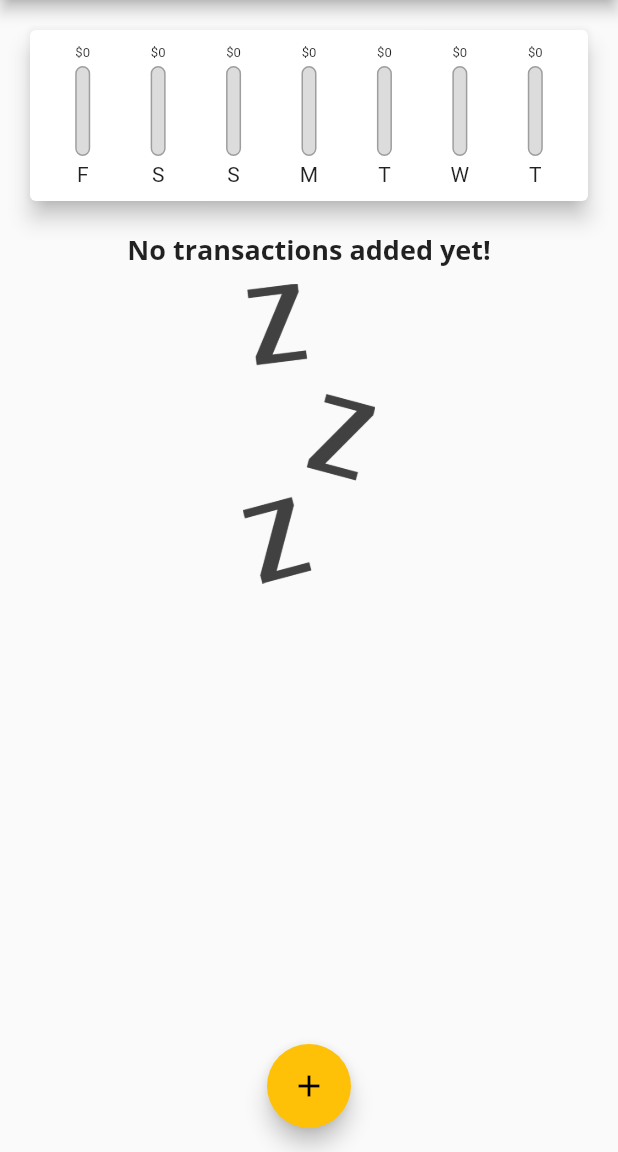
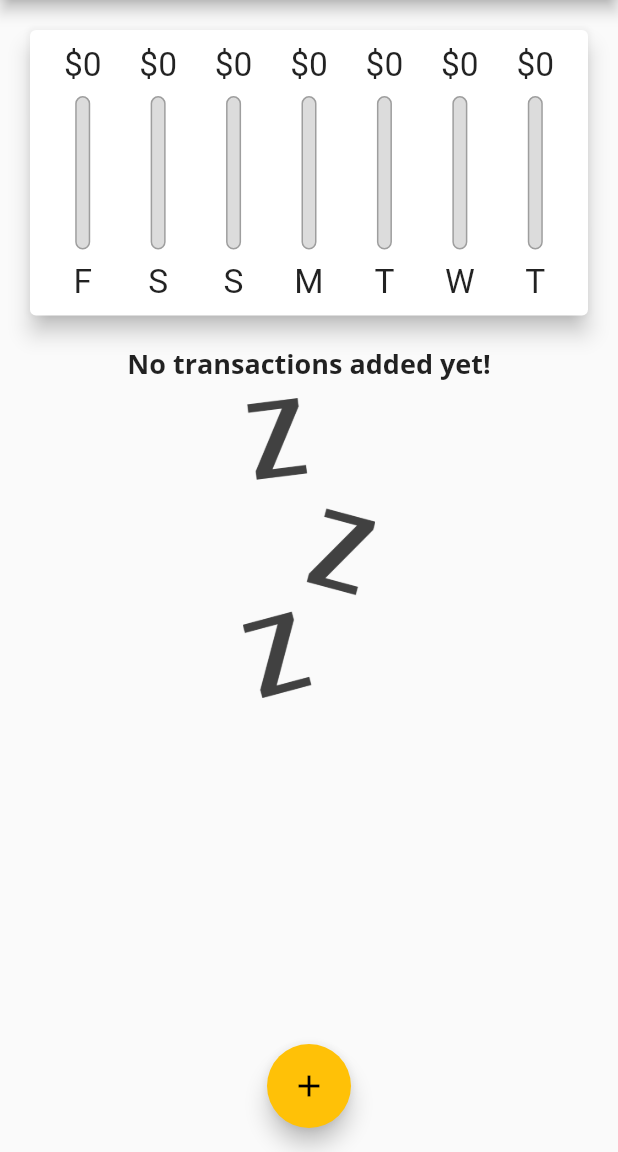
Before and after one commit to ArslanAshraf462/ExpensePlanner, a Flutter app: the screen it shows after launch, on a phone screen of 412 x 824 dp, the part 84-1236 px from its top. Run offline on Flutter 3.47's test engine with Material 2 defaults, Android fonts, the phone set to English and light mode, and no system bars; Roboto replaces fonts that are missing (Open Sans).

Commit message:
Calculating size dynamically & using layout builder

```diff
--- a/lib/main.dart
+++ b/lib/main.dart
@@ -107,22 +107,35 @@ class _MyHomePageState extends State<MyHomePage> {
 
   @override
   Widget build(BuildContext context) {
-    return Scaffold(
-      appBar: AppBar(
+    final appBar = AppBar(
         title: Text('Personal Expenses',style: TextStyle(fontFamily: 'Open Sans'),),
         actions: [
           IconButton(
             onPressed: ()=>_startAddNewTransaction(context),
           icon: Icon(Icons.add),),
         ],
-      ),
+      );
+    return Scaffold(
+      appBar: appBar,
       body: SingleChildScrollView(
         child: Column(
           //mainAxisAlignment: MainAxisAlignment.start,
           crossAxisAlignment: CrossAxisAlignment.stretch,
           children: [
-            Chart(_recentTransactions),
-           TransactionList(_userTransactions,_deleteTransaction),
+            Container(
+              height: (MediaQuery.of(context).size.height -
+              appBar.preferredSize.height -
+              MediaQuery.of(context).padding.top)*
+              0.3,
+              child: Chart(_recentTransactions),
+              ),
+           Container(
+            height: (MediaQuery.of(context).size.height -
+              appBar.preferredSize.height-
+              MediaQuery.of(context).padding.top)*
+              0.7,
+            child: TransactionList(_userTransactions,_deleteTransaction),
+            ),
           ],
         ),
       ),
--- a/lib/widgets/chart.dart
+++ b/lib/widgets/chart.dart
@@ -35,7 +35,6 @@ class Chart extends StatelessWidget {
 
   @override
   Widget build(BuildContext context) {
-    print(groupedTransactionValues);
     return Card(
       elevation: 6.0,
       margin: EdgeInsets.all(20.0),
--- a/lib/widgets/chart_bar.dart
+++ b/lib/widgets/chart_bar.dart
@@ -1,4 +1,5 @@
 import 'package:flutter/material.dart';
+import 'package:flutter/rendering.dart';
 
 class ChartBar extends StatelessWidget {
   final String label;
@@ -8,17 +9,21 @@ class ChartBar extends StatelessWidget {
 
   @override
   Widget build(BuildContext context) {
+    return LayoutBuilder(
+      builder: (context,Constraints) {
         return Column(
           children: [
             Container(
-          height: 10.0,
+              height: Constraints.maxHeight * 0.15,
               child: FittedBox(
                 child: Text('\$${spendingAmount.toStringAsFixed(0)}'),
               ),
             ),
-        SizedBox(height: 4.0,),
+            SizedBox(
+              height: Constraints.maxHeight * 0.05,
+              ),
             Container(
-          height: 60.0,
+              height: Constraints.maxHeight * 0.6,
               width: 10.0,
               child: Stack(
                 children: [
@@ -43,9 +48,16 @@ class ChartBar extends StatelessWidget {
                 ],
               ),
             ),
-        SizedBox(height: 4.0,),
-        Text(label),
+            SizedBox(height: Constraints.maxHeight * 0.05,),
+            Container(
+              height: Constraints.maxHeight * 0.15,
+              child: FittedBox(
+                child: Text(label),
+                ),
+              ),
           ],
         );
       }
+    );
   }
+}
--- a/lib/widgets/transaction_list.dart
+++ b/lib/widgets/transaction_list.dart
@@ -9,9 +9,7 @@ class TransactionList extends StatelessWidget {
 
   @override
   Widget build(BuildContext context) {
-    return  Container(
-      height: 500.0,
-      child: transactions.isEmpty ? Column(
+    return transactions.isEmpty ? Column(
       children: [
         Text('No transactions added yet!',
         style: Theme.of(context).textTheme.titleMedium,
@@ -52,7 +50,6 @@ class TransactionList extends StatelessWidget {
           ),
         );
       }),
-            ),
           );
   }
 }
```
Lines whose indentation alone changed are shown as unchanged.
